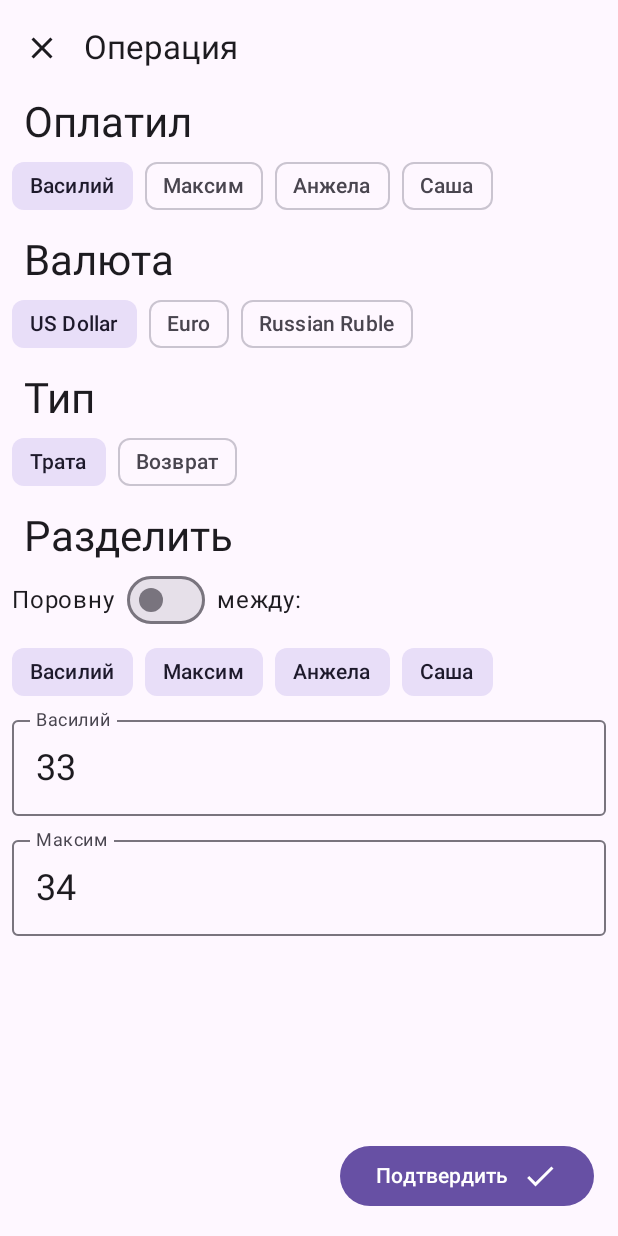
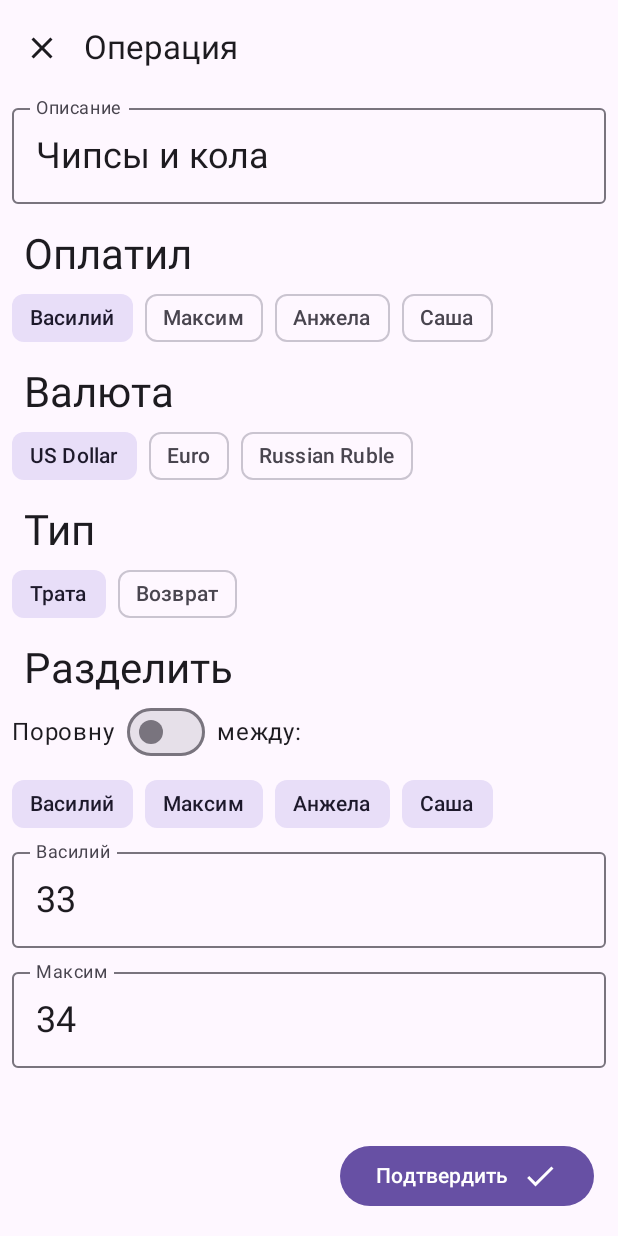
Before and after one commit to inwords/expenses, an Android app built with Jetpack Compose: the @Preview function ExpensesScreenSuccessPreview, on a phone screen of 412 x 824 dp. Run offline under Robolectric (Android 15) with nearby library versions, the phone set to English and light mode, and no system bars.

Commit message:
expense description

```diff
--- a/android/shared/feature/expenses/src/androidMain/kotlin/com/inwords/expenses/feature/expenses/ui/add/ExpensesScreenSuccessPreview.kt
+++ b/android/shared/feature/expenses/src/androidMain/kotlin/com/inwords/expenses/feature/expenses/ui/add/ExpensesScreenSuccessPreview.kt
@@ -19,6 +19,7 @@ private fun ExpensesScreenSuccessPreview() {
         onPersonClicked = {},
         onSubjectPersonClicked = {},
         onEqualSplitChange = {},
+        onDescriptionChanged = {},
         onWholeAmountChanged = {},
         onSplitAmountChanged = { _, _ -> },
         onConfirmClicked = {},
@@ -49,6 +50,7 @@ internal fun mockAddExpenseScreenUiModel(): AddExpenseScreenUiModel {
         name = "Саша"
     )
     return AddExpenseScreenUiModel(
+        description = "Чипсы и кола",
         currencies = persistentListOf(
             CurrencyInfoUiModel(
                 currencyCode = "USD",
--- a/android/shared/feature/expenses/src/commonMain/kotlin/com/inwords/expenses/feature/expenses/ui/add/AddExpenseScreen.kt
+++ b/android/shared/feature/expenses/src/commonMain/kotlin/com/inwords/expenses/feature/expenses/ui/add/AddExpenseScreen.kt
@@ -51,6 +51,7 @@ internal fun AddExpenseScreen(
     onEqualSplitChange: (Boolean) -> Unit,
     onWholeAmountChanged: (String) -> Unit,
     onSplitAmountChanged: (ExpenseSplitWithPersonUiModel, String) -> Unit,
+    onDescriptionChanged: (String) -> Unit,
     onConfirmClicked: () -> Unit,
     onCloseClicked: () -> Unit,
     modifier: Modifier = Modifier,
@@ -65,6 +66,7 @@ internal fun AddExpenseScreen(
             onEqualSplitChange = onEqualSplitChange,
             onWholeAmountChanged = onWholeAmountChanged,
             onSplitAmountChanged = onSplitAmountChanged,
+            onDescriptionChanged = onDescriptionChanged,
             onConfirmClicked = onConfirmClicked,
             onCloseClicked = onCloseClicked,
             modifier = modifier
@@ -95,6 +97,7 @@ private fun AddExpenseScreenSuccess(
     onEqualSplitChange: (Boolean) -> Unit,
     onWholeAmountChanged: (String) -> Unit,
     onSplitAmountChanged: (ExpenseSplitWithPersonUiModel, String) -> Unit,
+    onDescriptionChanged: (String) -> Unit,
     onConfirmClicked: () -> Unit,
     onCloseClicked: () -> Unit,
     modifier: Modifier = Modifier,
@@ -120,9 +123,28 @@ private fun AddExpenseScreenSuccess(
                 .fillMaxSize()
                 .padding(paddingValues),
         ) {
+            val keyboardController = LocalSoftwareKeyboardController.current
+
+            OutlinedTextField(
+                modifier = Modifier
+                    .fillMaxWidth()
+                    .padding(horizontal = 8.dp),
+                textStyle = MaterialTheme.typography.headlineSmall,
+                value = state.description,
+                label = { Text(text = "Описание") },
+                onValueChange = onDescriptionChanged,
+                keyboardActions = KeyboardActions(onDone = { keyboardController?.hide() }),
+                keyboardOptions = KeyboardOptions(
+                    autoCorrectEnabled = true,
+                    keyboardType = KeyboardType.Text,
+                    imeAction = ImeAction.Done,
+                ),
+                singleLine = true
+            )
+
             Text(
                 modifier = Modifier
-                    .padding(horizontal = 16.dp),
+                    .padding(start = 16.dp, top = 16.dp, end = 12.dp),
                 text = "Оплатил",
                 style = MaterialTheme.typography.headlineMedium
             )
@@ -223,8 +245,6 @@ private fun AddExpenseScreenSuccess(
             }
 
             if (state.equalSplit) {
-                val keyboardController = LocalSoftwareKeyboardController.current
-
                 SplitEqualPartsInput(
                     amount = state.wholeAmount,
                     modifier = Modifier
--- a/android/shared/feature/expenses/src/commonMain/kotlin/com/inwords/expenses/feature/expenses/ui/add/AddExpenseScreenRoute.kt
+++ b/android/shared/feature/expenses/src/commonMain/kotlin/com/inwords/expenses/feature/expenses/ui/add/AddExpenseScreenRoute.kt
@@ -101,6 +101,7 @@ fun NavGraphBuilder.addExpenseScreen(
             onEqualSplitChange = viewModel::onEqualSplitChange,
             onWholeAmountChanged = viewModel::onWholeAmountChanged,
             onSplitAmountChanged = viewModel::onSplitAmountChanged,
+            onDescriptionChanged = viewModel::onDescriptionChanged,
             onConfirmClicked = viewModel::onConfirmClicked,
             onCloseClicked = viewModel::onCloseClicked,
         )
--- a/android/shared/feature/expenses/src/commonMain/kotlin/com/inwords/expenses/feature/expenses/ui/add/AddExpenseScreenUiModel.kt
+++ b/android/shared/feature/expenses/src/commonMain/kotlin/com/inwords/expenses/feature/expenses/ui/add/AddExpenseScreenUiModel.kt
@@ -4,6 +4,7 @@ import com.inwords.expenses.feature.expenses.domain.model.ExpenseType
 import kotlinx.collections.immutable.ImmutableList
 
 internal data class AddExpenseScreenUiModel(
+    val description: String,
     val currencies: ImmutableList<CurrencyInfoUiModel>,
     val expenseType: ExpenseType,
     val persons: ImmutableList<PersonInfoUiModel>,
```
Also changed, not shown: android/shared/feature/expenses/src/commonMain/kotlin/com/inwords/expenses/feature/expenses/ui/add/AddExpenseViewModel.kt (+15 -1 lines).
